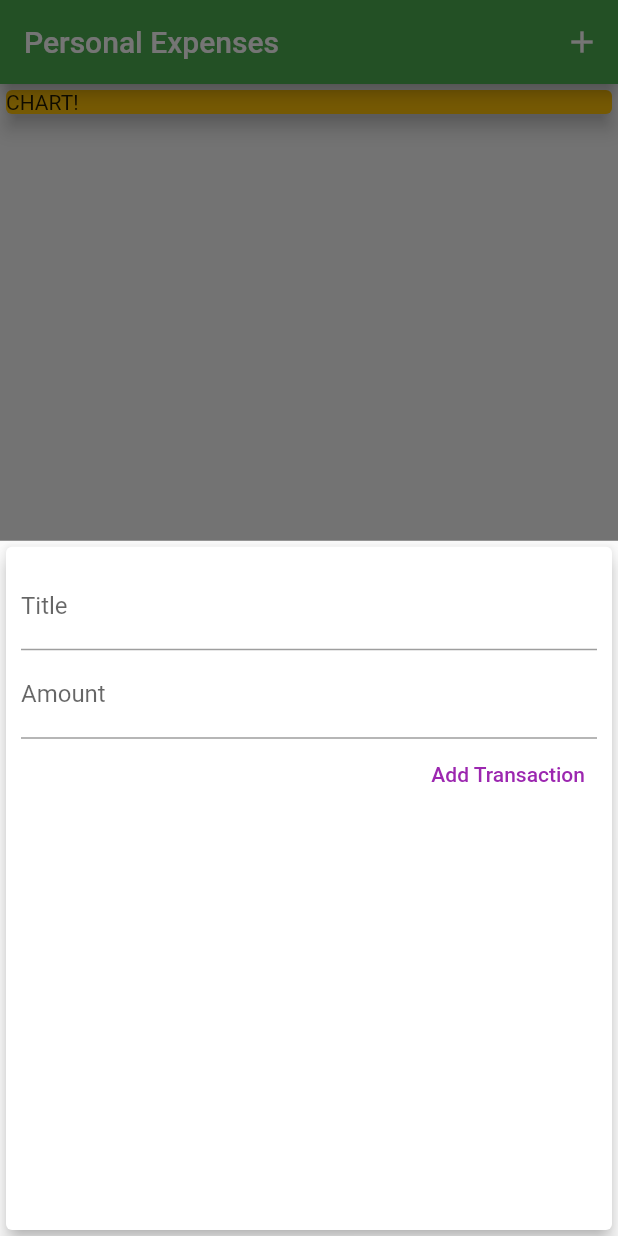
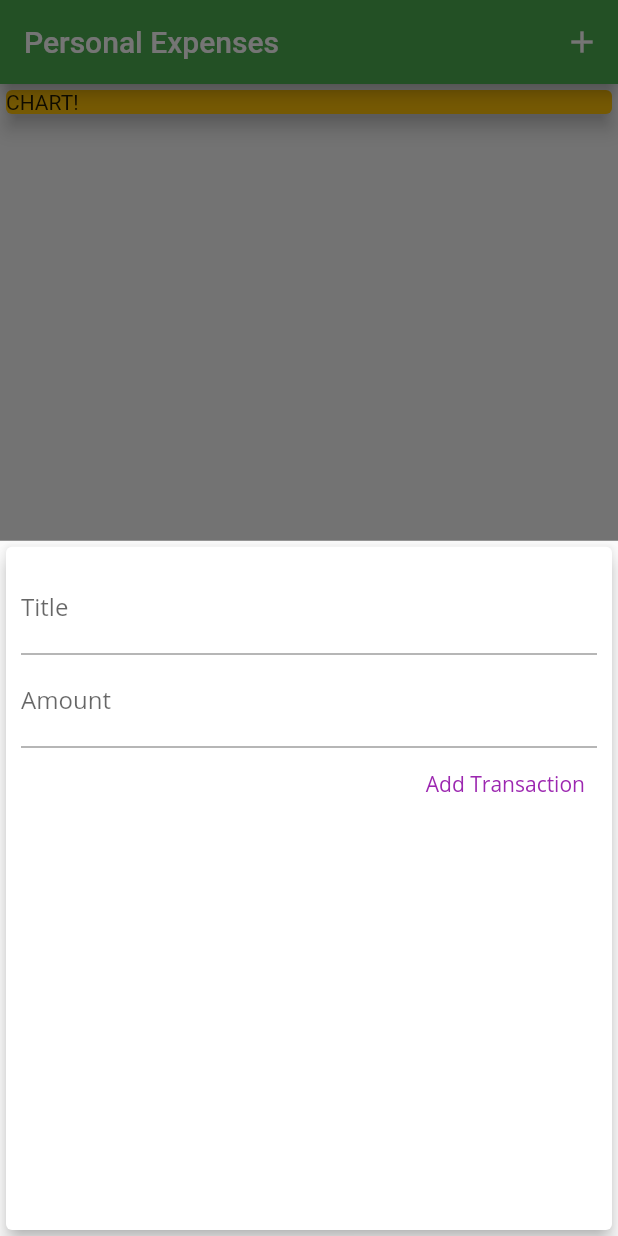
Before and after one commit to sochoall/expense_planner, a Flutter app: the screen it shows after launch, after a tap on the "add" icon, on a phone screen of 412 x 824 dp. Run offline on Flutter 3.47's test engine with Material 2 defaults, Android fonts, the phone set to English and light mode, and no system bars.

Commit message:
ADD: Custom fonts to the texts

```diff
--- a/lib/widgets/new_transaction.dart
+++ b/lib/widgets/new_transaction.dart
@@ -38,6 +38,9 @@ class _NewTransactionState extends State<NewTransaction> {
             TextField(
               decoration: const InputDecoration(labelText: "Title"),
               controller: titleController,
+              style: const TextStyle(
+                fontFamily: 'Open Sans',
+              ),
               // onChanged: (val) {
               //   titleInput = val;
               // },
@@ -46,6 +49,9 @@ class _NewTransactionState extends State<NewTransaction> {
               decoration: const InputDecoration(labelText: "Amount"),
               controller: amountController,
               keyboardType: TextInputType.number,
+              style: const TextStyle(
+                fontFamily: 'Open Sans',
+              ),
               onSubmitted: (_) =>
                   submitData, //when forced to use and arg not needed we use (_)
               // onChanged: (val) => titleInput = val,
@@ -55,7 +61,12 @@ class _NewTransactionState extends State<NewTransaction> {
               style: const ButtonStyle(
                   foregroundColor:
                       MaterialStatePropertyAll<Color>(Colors.purple)),
-              child: const Text("Add Transaction"),
+              child: const Text(
+                "Add Transaction",
+                style: TextStyle(
+                  fontFamily: 'Open Sans',
+                ),
+              ),
             )
           ],
         ),
```
